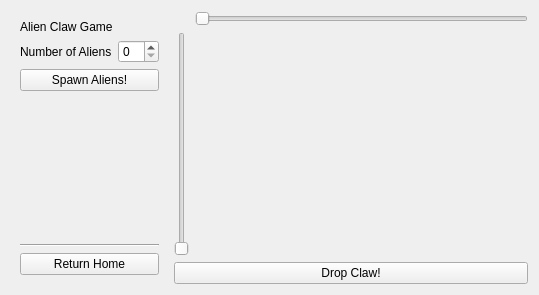
Old version of the form Alien/resources/widget/FinalProjWidget/Widget.ui in the repository hannahp/cis510.
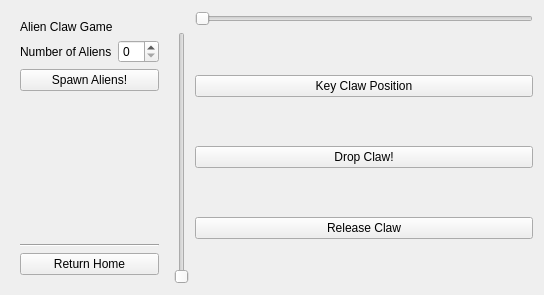
New version of the form.

The edit to the form file:
```diff
--- a/Alien/resources/widget/FinalProjWidget/Widget.ui
+++ b/Alien/resources/widget/FinalProjWidget/Widget.ui
@@ -6,7 +6,7 @@
    <rect>
     <x>0</x>
     <y>0</y>
-    <width>539</width>
+    <width>544</width>
     <height>295</height>
    </rect>
   </property>
@@ -76,21 +76,33 @@
     </widget>
    </item>
    <item>
-    <layout class="QVBoxLayout" name="verticalLayout_2">
-     <item>
+    <layout class="QGridLayout" name="gridLayout_2">
+     <item row="1" column="0">
       <layout class="QGridLayout" name="gridLayout">
        <item row="1" column="1">
-        <spacer name="verticalSpacer">
-         <property name="orientation">
-          <enum>Qt::Vertical</enum>
-         </property>
-         <property name="sizeHint" stdset="0">
-          <size>
-           <width>20</width>
-           <height>40</height>
-          </size>
-         </property>
-        </spacer>
+        <layout class="QGridLayout" name="gridLayout_4">
+         <item row="2" column="0">
+          <widget class="QPushButton" name="dropButton">
+           <property name="text">
+            <string>Drop Claw!</string>
+           </property>
+          </widget>
+         </item>
+         <item row="0" column="0">
+          <widget class="QPushButton" name="keyClawPos">
+           <property name="text">
+            <string>Key Claw Position</string>
+           </property>
+          </widget>
+         </item>
+         <item row="3" column="0">
+          <widget class="QPushButton" name="releaseButton">
+           <property name="text">
+            <string>Release Claw</string>
+           </property>
+          </widget>
+         </item>
+        </layout>
        </item>
        <item row="0" column="1">
         <widget class="QSlider" name="clawHorizSlide">
@@ -126,13 +138,6 @@
        </item>
       </layout>
      </item>
-     <item>
-      <widget class="QPushButton" name="dropButton">
-       <property name="text">
-        <string>Drop Claw!</string>
-       </property>
-      </widget>
-     </item>
     </layout>
    </item>
   </layout>
```
